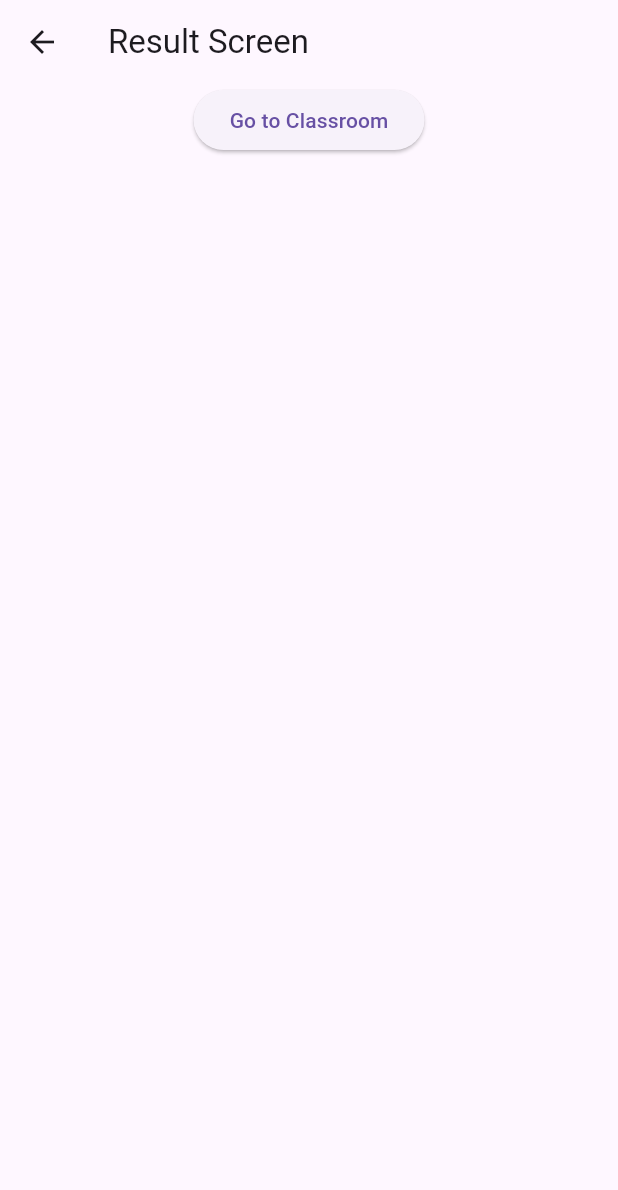
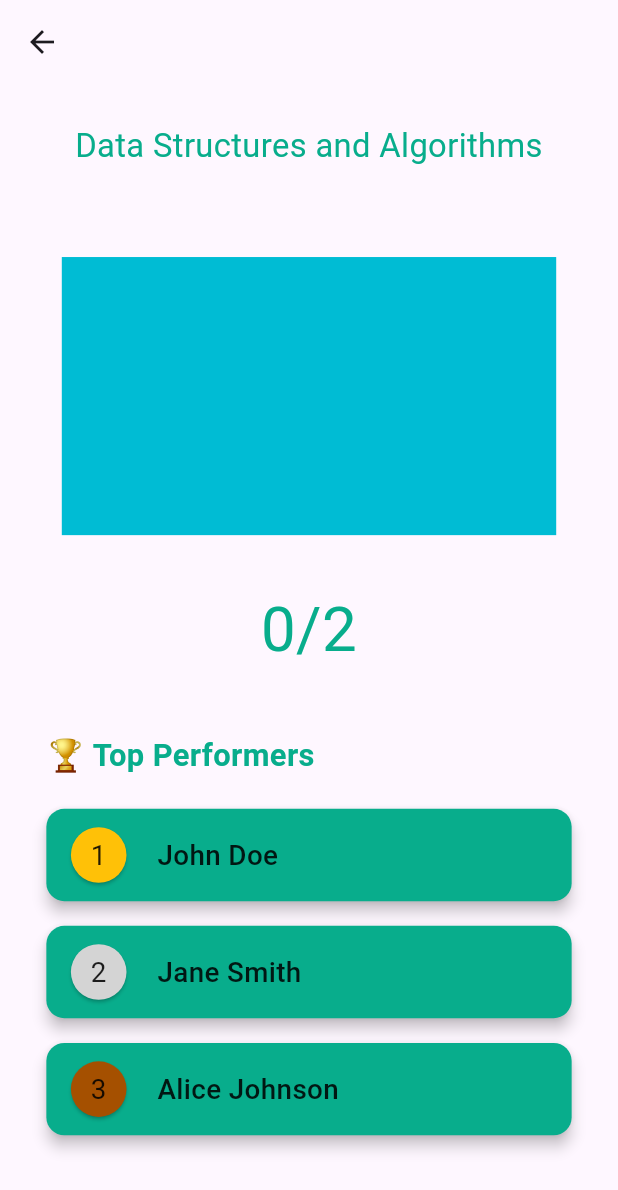
Before and after one commit to HorizonTechFoundation/HorizonClassroom, a Flutter app: the ResultScreen screen opened by its route, on a phone screen of 412 x 824 dp. Shown: the top 1190 px of the screen. Run offline on Flutter 3.47's test engine with Material 3 defaults, Android fonts, the light colour scheme and no system bars; our stand-ins replace google_fonts; Roboto replaces fonts that are missing (Amaranth).

Commit message:
Result UI Compeleted

```diff
--- a/Frontend/horizon_classroom/lib/screens/classroom_utils/result_screen.dart
+++ b/Frontend/horizon_classroom/lib/screens/classroom_utils/result_screen.dart
@@ -1,4 +1,5 @@
 import 'package:flutter/material.dart';
+import 'package:google_fonts/google_fonts.dart';
 
 
 class ResultScreen extends StatefulWidget {
@@ -9,6 +10,18 @@ class ResultScreen extends StatefulWidget {
 }
 
 class _ResultScreenState extends State<ResultScreen> {
+
+  String className = "Data Structures and Algorithms";
+
+  int score = 0;
+  int totalScore = 2;
+
+  Map<String, String> results =
+    {
+      "position1":"John Doe",
+      "position2":"Jane Smith",
+      "position3":"Alice Johnson",
+    };
 
   // ================= CHECK LOGIN STATUS =================
 
@@ -34,17 +47,159 @@ class _ResultScreenState extends State<ResultScreen> {
 
   @override
   Widget build(BuildContext context) {
+
+    double width = MediaQuery.of(context).size.width;
+    double height = MediaQuery.of(context).size.height;
+
+
     return Scaffold(
-      appBar: AppBar(title: const Text("Result Screen")),
+      appBar: AppBar(),
       body: Center(
         child: Column(
           children:[
-            ElevatedButton(
-              onPressed: () {
-                Navigator.pushNamed(context, '/classroom');
-              },
-              child: const Text("Go to Classroom"),
+            // ================ CLASS INFO ================
+
+            SizedBox(
+              height: height * 0.1,
+              width: width * 0.8,
+              child: Column(
+                mainAxisAlignment: MainAxisAlignment.spaceEvenly,
+                children: [
+                  Flexible(
+                      child:Text(className,
+                      style: GoogleFonts.amaranth(fontSize: width * 0.053, color: const Color(0xFF08AD8C)),
+                      textAlign: TextAlign.center,
+                      maxLines: 2,
+                    ),
+                  ),
+                ],
+              ),
             ),
+
+            // =============== AD SPACE =================
+
+            SizedBox(
+              width: width * 0.8,
+              child: Padding(
+                padding: EdgeInsets.symmetric(vertical: height * 0.04),
+                child: Column(
+                  mainAxisAlignment: MainAxisAlignment.center,
+                  crossAxisAlignment: CrossAxisAlignment.center,
+
+                  children: [
+                    SizedBox(
+                      width: width * 0.8,
+                      height: (width * 0.8)*0.5625, // 16:9 aspect ratio
+                      child: ColoredBox(color: Colors.cyan)
+                    )
+                  ],
+                )
+              ),
+            ),
+
+            // ================ YOUR SCORE ================
+
+            SizedBox(
+              width: width * 0.8,
+              height: height * 0.1,
+              child: Text("$score/$totalScore",
+                style: GoogleFonts.amaranth(fontSize: width * 0.1, color: const Color(0xFF08AD8C)),
+                textAlign: TextAlign.center,
+              ),
+            ),
+
+            // ================ RESULTS ================
+
+            Padding(
+              padding: EdgeInsets.symmetric(vertical: height * 0.02),
+              child: SizedBox(
+                width: width * 0.85,
+                height: height * 0.35,
+                child: Column(
+                  crossAxisAlignment: CrossAxisAlignment.start,
+                  children: [
+                    Text(
+                      "🏆 Top Performers",
+                      style: GoogleFonts.amaranth(
+                        fontSize: width * 0.05,
+                        fontWeight: FontWeight.bold,
+                        color: const Color(0xFF08AD8C),
+                      ),
+                    ),
+                    SizedBox(height: height * 0.015),
+                    ...results.entries.map((entry) {
+                      int pos = int.parse(entry.key.replaceAll("position", ""));
+                      Color iconColor;
+                      switch (pos) {
+                        case 1:
+                          iconColor = Colors.amber;
+                          break;
+                        case 2:
+                          iconColor = const Color.fromARGB(255, 212, 212, 212);
+                          break;
+                        case 3:
+                          iconColor = const Color.fromARGB(255, 165, 80, 0);
+                          break;
+                        default:
+                          iconColor = Colors.blueGrey;
+                      }
+
+                      return Card(
+                        elevation: 4,
+                        color: const Color(0xFF08AD8C),
+                        shape: RoundedRectangleBorder(
+                          borderRadius: BorderRadius.circular(12),
+                        ),
+                        margin: EdgeInsets.symmetric(vertical: height * 0.01),
+                        child: Padding(
+                          padding:  EdgeInsets.symmetric(vertical: height * 0.01 , horizontal: width * 0.03),
+                          child: Row(
+                            children: [
+                              Card(
+                                color: iconColor,
+                                shape: RoundedRectangleBorder(
+                                  borderRadius: BorderRadius.circular(360),
+                                ),
+                                child: SizedBox(
+                                  width: width * 0.09,
+                                  height: width * 0.09,
+                                  child: Column(
+                                    mainAxisAlignment: MainAxisAlignment.center,
+                                    crossAxisAlignment: CrossAxisAlignment.center,
+                                    children: [Text(pos.toString(),
+                                    style: GoogleFonts.amaranth(
+                                      fontSize: width * 0.045,
+                                      color: Colors.black87,
+                                    ),
+                                    textAlign: TextAlign.center,
+                                    )
+                                  ]
+                                  ),
+                                ),
+                              ),
+                              SizedBox(width: width * 0.04),
+                              Expanded(
+                                child: Text(
+                                  entry.value,
+                                  style: GoogleFonts.amaranth(
+                                    fontSize: width * 0.045,
+                                    fontWeight: FontWeight.w500,
+                                    color: Colors.black87,
+                                  ),
+                                ),
+                              ),
+                            ],
+                          ),
+                        ),
+                      );
+                    }).toList(),
+                  ],
+                ),
+              ),
+            ),
+
+
+
           ],
         )
       ),
```
